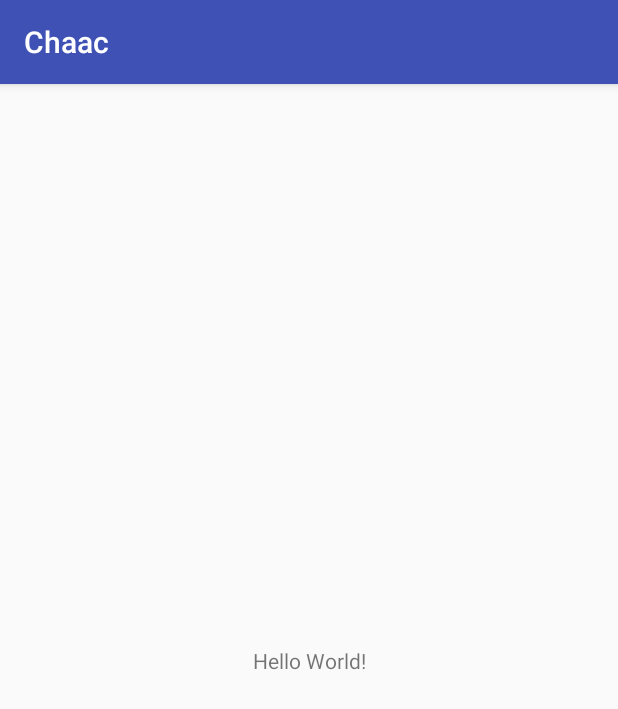
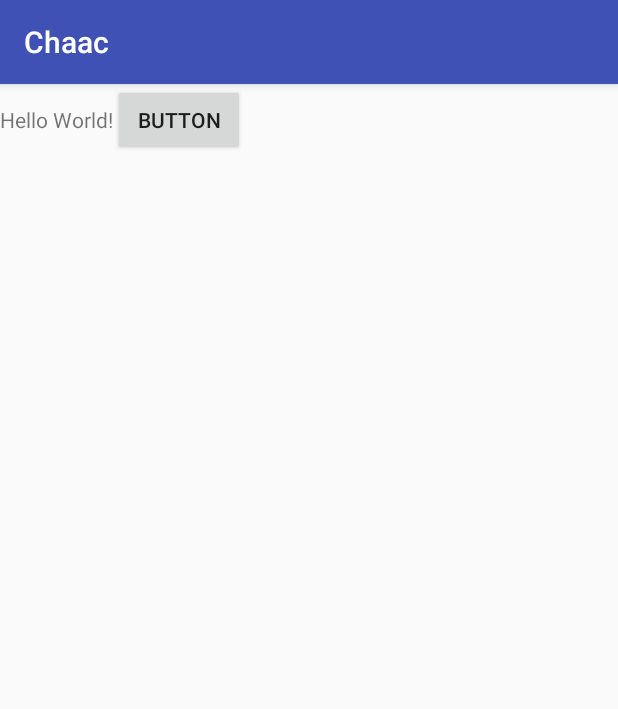
Before and after one commit to melbaldove/chaac-android, an Android app: the screen it shows after launch (PhotoActivity), on a phone screen of 412 x 824 dp. Shown: the top 709 px of the screen. Run offline under Robolectric (Android 15) with nearby library versions, the phone set to English and light mode, and no system bars; our stand-ins replace ButterKnife.

```diff
--- a/app/src/main/AndroidManifest.xml
+++ b/app/src/main/AndroidManifest.xml
@@ -1,8 +1,11 @@
 <?xml version="1.0" encoding="utf-8"?>
 <manifest xmlns:android="http://schemas.android.com/apk/res/android"
     package="org.mb.m3r.chaac">
-
+    <uses-permission android:name="android.permission.WRITE_EXTERNAL_STORAGE" />
+    <uses-feature android:name="android.hardware.camera"
+        android:required="true" />
     <application
+        android:name=".ChaacApplication"
         android:allowBackup="true"
         android:icon="@mipmap/ic_launcher"
         android:label="@string/app_name"
--- /dev/null
+++ b/app/src/main/kotlin/org/mb/m3r/chaac/ChaacApplication.kt
@@ -0,0 +1,16 @@
+package org.mb.m3r.chaac
+
+import android.app.Application
+import org.mb.m3r.chaac.di.ApplicationComponent
+
+/**
+ * @author Melby Baldove
+ */
+class ChaacApplication : Application() {
+
+    lateinit var applicationComponent: ApplicationComponent
+
+    override fun onCreate() {
+        super.onCreate()
+    }
+}
--- a/app/src/main/kotlin/org/mb/m3r/chaac/ui/photo/PhotoContract.kt
+++ b/app/src/main/kotlin/org/mb/m3r/chaac/ui/photo/PhotoContract.kt
@@ -7,14 +7,14 @@ import org.mb.m3r.chaac.ui.base.BaseView
  * @author Melby Baldove
  */
 interface PhotoContract {
-    interface View : BaseView{
-        fun takePicture()
+    interface View : BaseView {
+        fun addPictures()
     }
 
     interface Presenter : BasePresenter {
-        fun onCameraClick()
+        fun pictureTaken()
 
-        fun savePicture()
+        fun savePictureFromTemp(path: String)
 
         fun loadPictures()
     }
--- a/app/src/main/res/layout/activity_main.xml
+++ b/app/src/main/res/layout/activity_main.xml
@@ -1,5 +1,5 @@
 <?xml version="1.0" encoding="utf-8"?>
-<android.support.constraint.ConstraintLayout xmlns:android="http://schemas.android.com/apk/res/android"
+<LinearLayout xmlns:android="http://schemas.android.com/apk/res/android"
     xmlns:app="http://schemas.android.com/apk/res-auto"
     xmlns:tools="http://schemas.android.com/tools"
     android:layout_width="match_parent"
@@ -15,4 +15,13 @@
         app:layout_constraintRight_toRightOf="parent"
         app:layout_constraintTop_toTopOf="parent" />
 
-</android.support.constraint.ConstraintLayout>
+
+    <Button
+        android:id="@+id/btnCamera"
+        android:layout_width="wrap_content"
+        android:layout_height="wrap_content"
+        android:text="Button"
+        tools:layout_editor_absoluteX="76dp"
+        tools:layout_editor_absoluteY="97dp" />
+
+</LinearLayout>
```
Also changed, not shown: app/src/main/kotlin/org/mb/m3r/chaac/ui/photo/PhotoActivity.kt (+38 -10 lines), app/src/main/kotlin/org/mb/m3r/chaac/ui/photo/PhotoPresenter.kt (+12 -6 lines), app/src/main/kotlin/org/mb/m3r/chaac/util/ChaacUtil.kt (added, +42 -0 lines).
